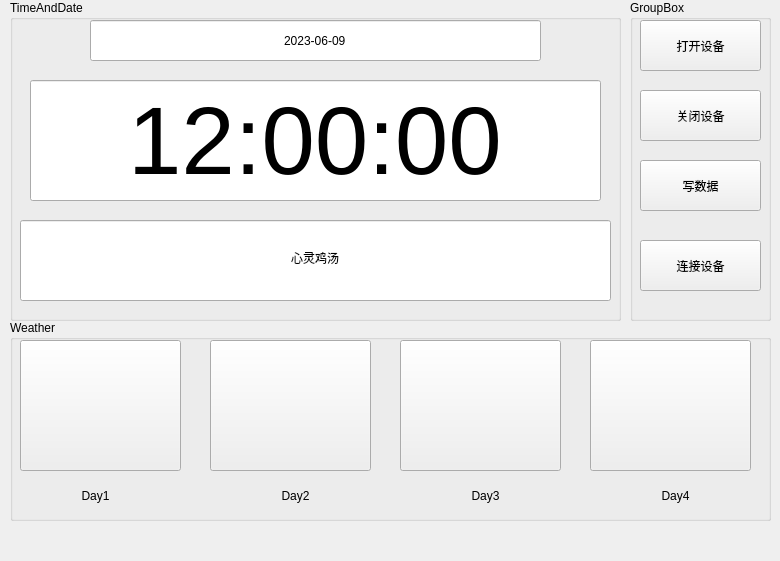
First picture: the form in SoftWare/PCTool/AdvancedClock/TimeShow.ui, repository ZhangYiXiSucceed/Advanced-Clock, before the edit.
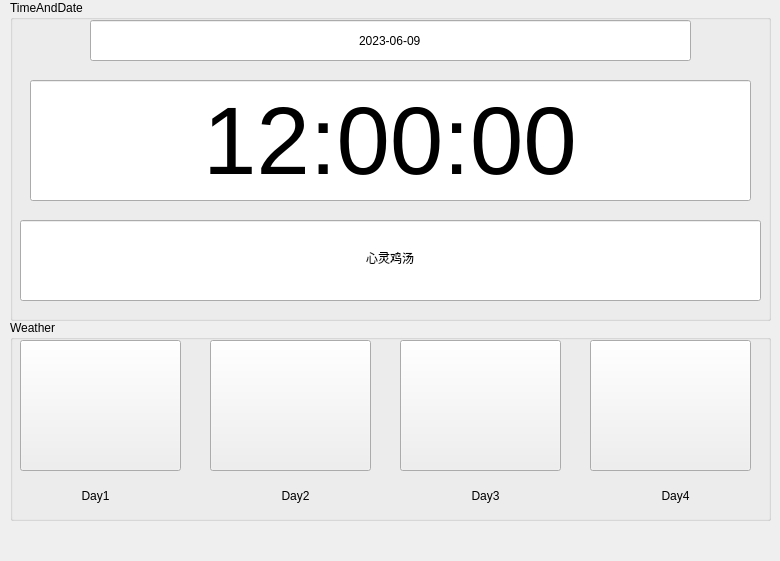
Second picture: the form after the edit.

What changed in the file:
```diff
--- a/SoftWare/PCTool/AdvancedClock/TimeShow.ui
+++ b/SoftWare/PCTool/AdvancedClock/TimeShow.ui
@@ -153,7 +153,7 @@
     <rect>
      <x>10</x>
      <y>0</y>
-     <width>611</width>
+     <width>761</width>
      <height>321</height>
     </rect>
    </property>
@@ -165,7 +165,7 @@
      <rect>
       <x>80</x>
       <y>20</y>
-      <width>451</width>
+      <width>601</width>
       <height>41</height>
      </rect>
     </property>
@@ -184,7 +184,7 @@
      <rect>
       <x>20</x>
       <y>80</y>
-      <width>571</width>
+      <width>721</width>
       <height>121</height>
      </rect>
     </property>
@@ -221,7 +221,7 @@
      <rect>
       <x>10</x>
       <y>220</y>
-      <width>591</width>
+      <width>741</width>
       <height>81</height>
      </rect>
     </property>
@@ -236,71 +236,6 @@
     </property>
    </widget>
   </widget>
-  <widget class="QGroupBox" name="groupBox_4">
-   <property name="geometry">
-    <rect>
-     <x>630</x>
-     <y>0</y>
-     <width>141</width>
-     <height>321</height>
-    </rect>
-   </property>
-   <property name="title">
-    <string>GroupBox</string>
-   </property>
-   <widget class="QPushButton" name="OpenDevice">
-    <property name="geometry">
-     <rect>
-      <x>10</x>
-      <y>20</y>
-      <width>121</width>
-      <height>51</height>
-     </rect>
-    </property>
-    <property name="text">
-     <string>打开设备</string>
-    </property>
-   </widget>
-   <widget class="QPushButton" name="CloseDevice">
-    <property name="geometry">
-     <rect>
-      <x>10</x>
-      <y>90</y>
-      <width>121</width>
-      <height>51</height>
-     </rect>
-    </property>
-    <property name="text">
-     <string>关闭设备</string>
-    </property>
-   </widget>
-   <widget class="QPushButton" name="WriteTestData">
-    <property name="geometry">
-     <rect>
-      <x>10</x>
-      <y>160</y>
-      <width>121</width>
-      <height>51</height>
-     </rect>
-    </property>
-    <property name="text">
-     <string>写数据</string>
-    </property>
-   </widget>
-   <widget class="QPushButton" name="ConnectDevice">
-    <property name="geometry">
-     <rect>
-      <x>10</x>
-      <y>240</y>
-      <width>121</width>
-      <height>51</height>
-     </rect>
-    </property>
-    <property name="text">
-     <string>连接设备</string>
-    </property>
-   </widget>
-  </widget>
  </widget>
  <resources/>
  <connections/>
```
